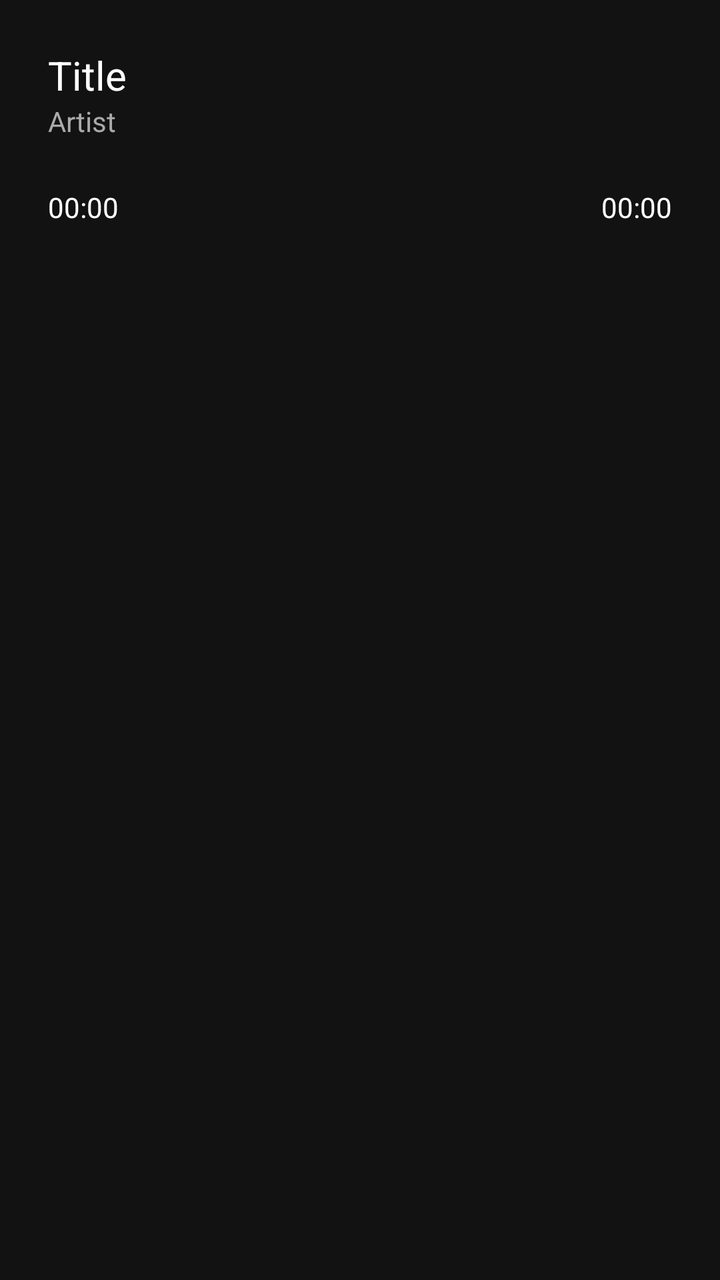
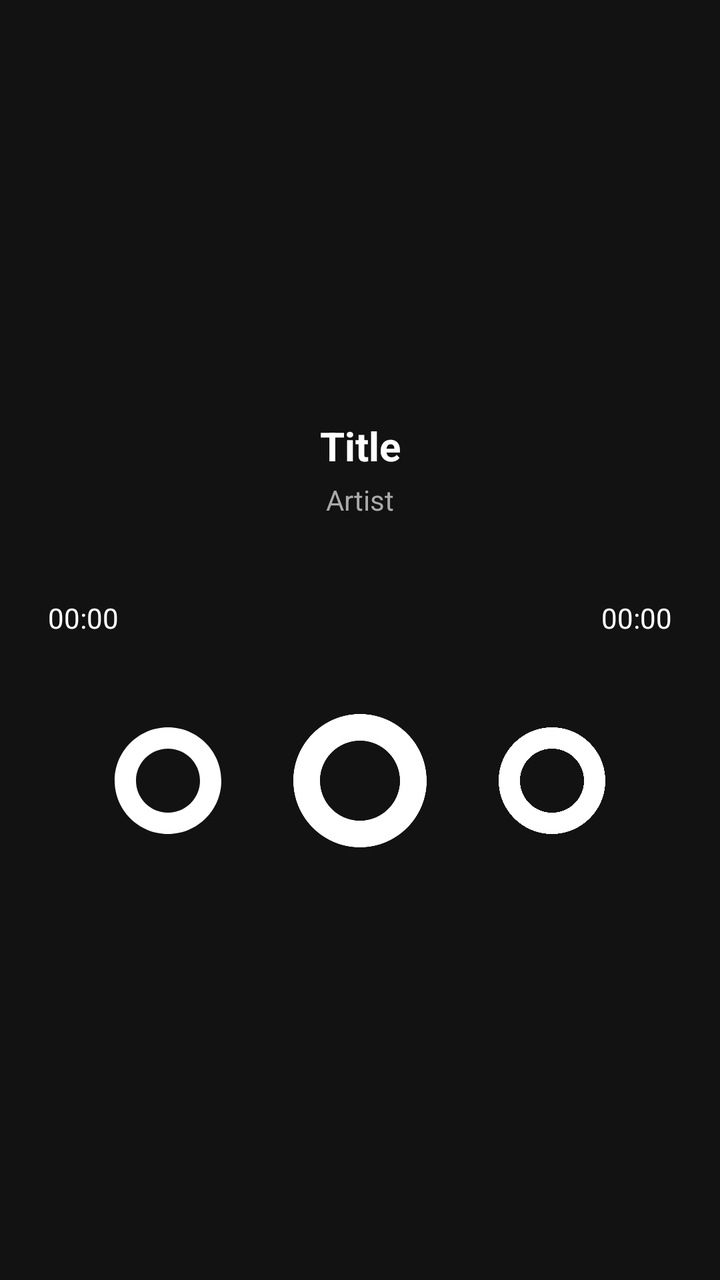

Before-and-after screenshots of an Android layout around one commit, followed by the original layout XML and the change that was made.
<!-- AndroidManifest.xml: application theme android:Theme.Material.Light.NoActionBar -->
<!-- res/layout/layplayer.xml -->
<?xml version="1.0" encoding="utf-8"?>
<LinearLayout xmlns:android="http://schemas.android.com/apk/res/android"
 android:layout_width="match_parent"
 android:layout_height="match_parent"
 android:orientation="vertical"
 android:padding="24dp"
 android:background="#121212">
<TextView android:id="@+id/tvTitle" android:layout_width="match_parent" android:layout_height="wrap_content" android:textColor="#FFF" android:textSize="20sp" android:text="Title"/>
<TextView android:id="@+id/tvArtist" android:layout_width="match_parent" android:layout_height="wrap_content" android:textColor="#AAA" android:textSize="14sp" android:text="Artist"/>
<SeekBar android:id="@+id/seekBar" android:layout_width="match_parent" android:layout_height="wrap_content" android:layout_marginTop="24dp"/>
<LinearLayout android:layout_width="match_parent" android:layout_height="wrap_content" android:orientation="horizontal">
<TextView android:id="@+id/tvCurrentTime" android:layout_width="0dp" android:layout_weight="1" android:layout_height="wrap_content" android:textColor="#FFF" android:text="00:00"/>
<TextView android:id="@+id/tvTotalTime" android:layout_width="wrap_content" android:layout_height="wrap_content" android:textColor="#FFF" android:text="00:00"/>
</LinearLayout>
</LinearLayout>
<!-- resources referenced by this layout -->
<resources>

</resources>

<!-- the commit's change to res/layout/layplayer.xml (unified diff, before → after) -->
@@ -4,12 +4,18 @@
  android:layout_height="match_parent"
  android:orientation="vertical"
  android:padding="24dp"
- android:background="#121212">
-<TextView android:id="@+id/tvTitle" android:layout_width="match_parent" android:layout_height="wrap_content" android:textColor="#FFF" android:textSize="20sp" android:text="Title"/>
-<TextView android:id="@+id/tvArtist" android:layout_width="match_parent" android:layout_height="wrap_content" android:textColor="#AAA" android:textSize="14sp" android:text="Artist"/>
-<SeekBar android:id="@+id/seekBar" android:layout_width="match_parent" android:layout_height="wrap_content" android:layout_marginTop="24dp"/>
-<LinearLayout android:layout_width="match_parent" android:layout_height="wrap_content" android:orientation="horizontal">
+ android:background="#121212"
+ android:gravity="center">
+<TextView android:id="@+id/tvTitle" android:layout_width="match_parent" android:layout_height="wrap_content" android:textColor="#FFF" android:textSize="20sp" android:textStyle="bold" android:gravity="center" android:text="Title"/>
+<TextView android:id="@+id/tvArtist" android:layout_width="match_parent" android:layout_height="wrap_content" android:textColor="#AAA" android:textSize="14sp" android:gravity="center" android:text="Artist" android:layout_marginTop="4dp"/>
+<SeekBar android:id="@+id/seekBar" android:layout_width="match_parent" android:layout_height="wrap_content" android:layout_marginTop="32dp"/>
+<LinearLayout android:layout_width="match_parent" android:layout_height="wrap_content" android:orientation="horizontal" android:layout_marginTop="8dp">
 <TextView android:id="@+id/tvCurrentTime" android:layout_width="0dp" android:layout_weight="1" android:layout_height="wrap_content" android:textColor="#FFF" android:text="00:00"/>
 <TextView android:id="@+id/tvTotalTime" android:layout_width="wrap_content" android:layout_height="wrap_content" android:textColor="#FFF" android:text="00:00"/>
 </LinearLayout>
+<LinearLayout android:layout_width="match_parent" android:layout_height="wrap_content" android:orientation="horizontal" android:gravity="center" android:layout_marginTop="32dp">
+<ImageView android:id="@+id/btnPrev" android:layout_width="64dp" android:layout_height="64dp" android:src="@drawable/ic_skip_previous"/>
+<ImageView android:id="@+id/btnPlayPause" android:layout_width="80dp" android:layout_height="80dp" android:src="@drawable/ic_play" android:layout_marginHorizontal="24dp"/>
+<ImageView android:id="@+id/btnNext" android:layout_width="64dp" android:layout_height="64dp" android:src="@drawable/ic_skip_next"/>
 </LinearLayout>
+</LinearLayout>
<!-- resource entries referenced after the edit -->
@@ -1,5 +1,10 @@
 <!-- resources referenced by this layout -->
 <resources>
-
+  <!-- drawable ic_play (drawable) -->
+  <vector xmlns:android="http://schemas.android.com/apk/res/android" android:width="24dp" android:height="24dp" android:viewportWidth="24" android:viewportHeight="24"><path android:fillColor="#FFFFFF" android:pathData="M12,2C6.48,2 2,6.48 2,12s4.48,10 10,10 10,-4.48 10,-10S17.52,2 12,2zM12,18c-3.31,0 -6,-2.69 -6,-6s2.69,-6 6,-6 6,2.69 6,6 -2.69,6 -6,6z"/></vector>
+  <!-- drawable ic_skip_next (drawable) -->
+  <vector xmlns:android="http://schemas.android.com/apk/res/android" android:width="24dp" android:height="24dp" android:viewportWidth="24" android:viewportHeight="24"><path android:fillColor="#FFFFFF" android:pathData="M12,2C6.48,2 2,6.48 2,12s4.48,10 10,10 10,-4.48 10,-10S17.52,2 12,2zM12,18c-3.31,0 -6,-2.69 -6,-6s2.69,-6 6,-6 6,2.69 6,6 -2.69,6 -6,6z"/></vector>
+  <!-- drawable ic_skip_previous (drawable) -->
+  <vector xmlns:android="http://schemas.android.com/apk/res/android" android:width="24dp" android:height="24dp" android:viewportWidth="24" android:viewportHeight="24"><path android:fillColor="#FFFFFF" android:pathData="M12,2C6.48,2 2,6.48 2,12s4.48,10 10,10 10,-4.48 10,-10S17.52,2 12,2zM12,18c-3.31,0 -6,-2.69 -6,-6s2.69,-6 6,-6 6,2.69 6,6 -2.69,6 -6,6z"/></vector>
 </resources>
 
